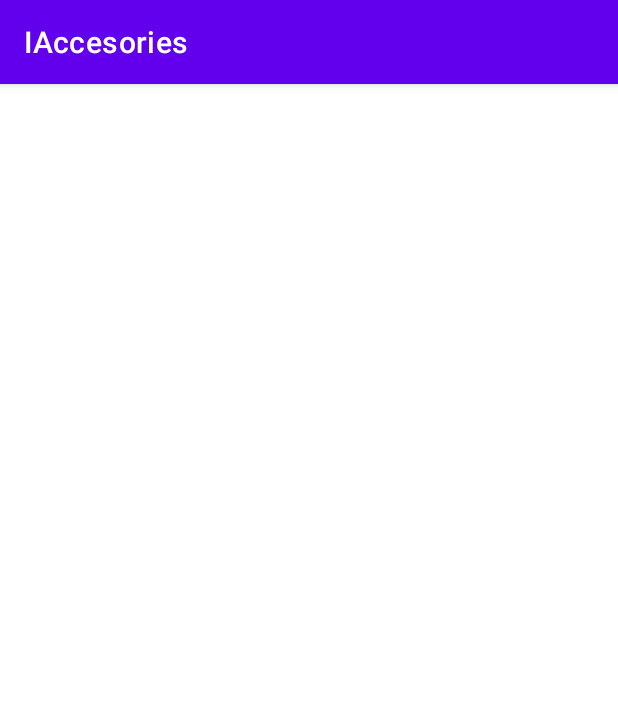
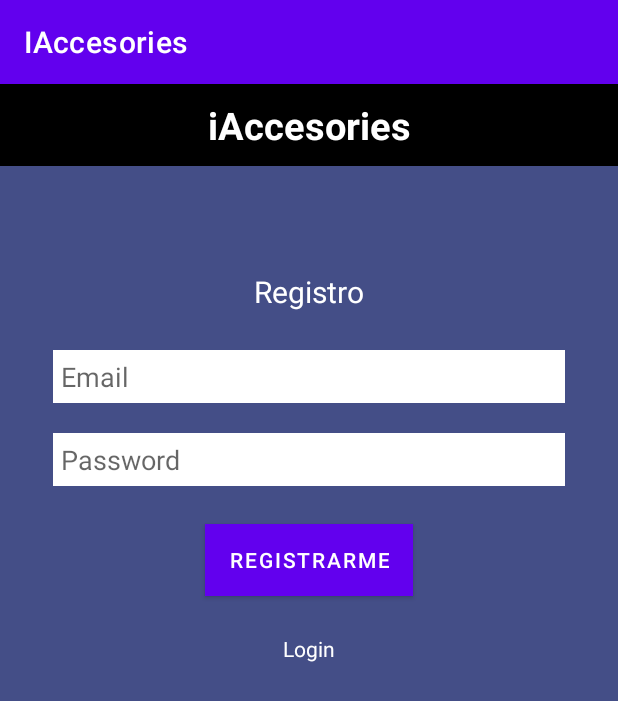
Before and after one commit to JordiHaro/IAccesories, an Android app: the RegisterActivity screen opened directly, with no data from a screen before it, on a phone screen of 412 x 824 dp. Shown: the top 701 px of the screen. Run offline under Robolectric (Android 15) with nearby library versions, the phone set to English and light mode, and no system bars.

Commit message:
commit3: layout register

```diff
--- a/app/src/main/res/layout/activity_register.xml
+++ b/app/src/main/res/layout/activity_register.xml
@@ -4,6 +4,85 @@
     xmlns:tools="http://schemas.android.com/tools"
     android:layout_width="match_parent"
     android:layout_height="match_parent"
-    tools:context=".RegisterActivity">
+    tools:context=".MainActivity"
+    android:background="#444E87">
+
+    <TextView
+        android:id="@+id/TV_Titulo"
+        android:layout_width="match_parent"
+        android:layout_height="wrap_content"
+        android:background="@color/black"
+        android:textColor="@color/white"
+        android:textStyle="bold"
+        android:text="iAccesories"
+        android:paddingVertical="10dp"
+        android:gravity="center"
+        android:textSize="25sp" />
+
+    <TextView
+        android:id="@+id/TV_login"
+        android:layout_width="wrap_content"
+        android:layout_height="wrap_content"
+        android:layout_below="@+id/TV_Titulo"
+        android:layout_centerInParent="true"
+        android:layout_marginTop="70dp"
+        android:text="Registro"
+        android:textColor="@color/white"
+
+        android:textSize="20dp"></TextView>
+
+    <EditText
+        android:id="@+id/ET_email"
+        android:layout_width="match_parent"
+        android:layout_height="wrap_content"
+        android:layout_below="@+id/TV_login"
+        android:layout_centerHorizontal="true"
+        android:layout_marginHorizontal="35dp"
+        android:hint="Email"
+        android:layout_marginTop="25dp"
+        android:background="@color/white"
+        android:padding="5dp">
+
+    </EditText>
+
+    <EditText
+        android:id="@+id/ET_password"
+        android:layout_width="match_parent"
+        android:layout_height="wrap_content"
+        android:layout_below="@+id/ET_email"
+        android:layout_centerHorizontal="true"
+        android:layout_marginHorizontal="35dp"
+        android:hint="Password"
+        android:background="@color/white"
+        android:layout_marginTop="20dp"
+        android:padding="5dp">
+    </EditText>
+
+    <Button
+        android:id="@+id/BT_acceder"
+        android:layout_width="wrap_content"
+        android:layout_height="wrap_content"
+        android:layout_below="@+id/ET_password"
+        android:layout_centerInParent="true"
+        android:layout_marginTop="25dp"
+        android:background="@color/black"
+        android:shadowColor="@color/black"
+        android:text="Registrarme"></Button>
+
+    <TextView
+        android:id="@+id/TV_register"
+        android:layout_width="wrap_content"
+        android:layout_height="wrap_content"
+        android:layout_below="@+id/BT_acceder"
+        android:layout_centerInParent="true"
+        android:layout_marginStart="25dp"
+        android:layout_marginTop="25dp"
+        android:layout_marginEnd="25dp"
+        android:layout_marginBottom="25dp"
+        android:gravity="center"
+        android:text="Login"
+        android:textColor="@color/white">
+
+    </TextView>
 
 </RelativeLayout>
```
